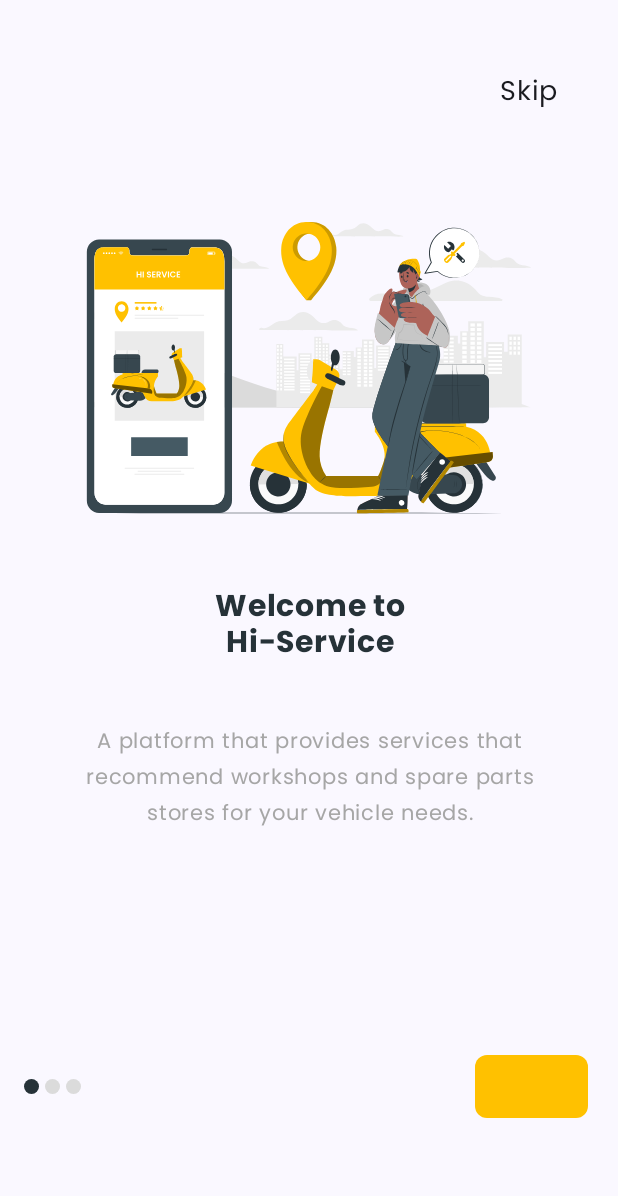
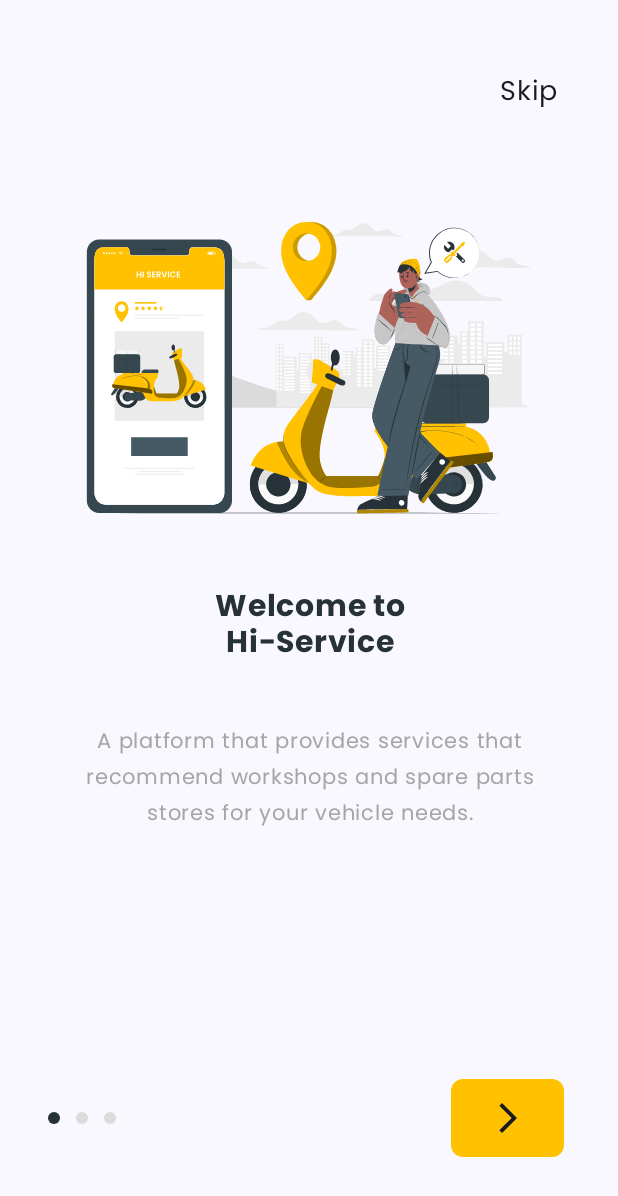
Before and after one commit to rickyeeez/HiService_, an Android app built with Jetpack Compose: the screen it shows after launch (MainActivity), on a phone screen of 412 x 824 dp. Shown: the top 1196 px of the screen. Run offline under Robolectric (Android 15) with nearby library versions, the phone set to English and light mode, and no system bars; our stand-ins replace accompanist; libraries missing offline, so code that uses them is left out: com.google.android.gms.

Commit message:
Fixed Slide Screen

```diff
--- a/app/src/main/java/com/hiservice/mobile/MainActivity.kt
+++ b/app/src/main/java/com/hiservice/mobile/MainActivity.kt
@@ -6,19 +6,21 @@ import android.view.View
 import android.view.WindowManager
 import androidx.activity.ComponentActivity
 import androidx.activity.compose.setContent
-import androidx.compose.foundation.layout.Column
 import androidx.compose.foundation.layout.fillMaxSize
 import androidx.compose.material3.MaterialTheme
 import androidx.compose.material3.Surface
 import androidx.compose.runtime.Composable
+import androidx.compose.runtime.getValue
 import androidx.compose.ui.Modifier
 import androidx.compose.ui.tooling.preview.Preview
-import androidx.compose.ui.unit.dp
-import com.hiservice.mobile.screen.on_board.DotsIndicator
-import com.hiservice.mobile.screen.on_board.OnBoardingField
-import com.hiservice.mobile.screen.on_board.OnBoardingTop
+import androidx.navigation.NavHostController
+import androidx.navigation.compose.NavHost
+import androidx.navigation.compose.composable
+import androidx.navigation.compose.currentBackStackEntryAsState
+import androidx.navigation.compose.rememberNavController
 import com.hiservice.mobile.screen.on_board.OnBoardingScreen
 import com.hiservice.mobile.ui.theme.HiServiceTheme
+import com.services.finalsubmissionjetpackcompose.ui.navigation.Screen
 
 class MainActivity : ComponentActivity() {
     override fun onCreate(savedInstanceState: Bundle?) {
@@ -38,15 +40,28 @@ class MainActivity : ComponentActivity() {
                     modifier = Modifier.fillMaxSize(),
                     color = MaterialTheme.colorScheme.background
                 ) {
-                    Column {
-                        OnBoardingScreen()
-                    }
-
+                    HiService()
                 }
             }
         }
     }
 }
+@Composable
+fun HiService(
+    modifier: Modifier = Modifier,
+    navController: NavHostController = rememberNavController(),
+    ) {
+    val navBackStackEntry by navController.currentBackStackEntryAsState()
+        NavHost(
+            navController = navController,
+            startDestination = Screen.OnBoard.route
+        ) {
+            composable(Screen.OnBoard.route) {
+                OnBoardingScreen()
+            }
+        }
+    }
+
 
 
 
--- a/app/src/main/java/com/hiservice/mobile/screen/on_board/onBoardingScreen.kt
+++ b/app/src/main/java/com/hiservice/mobile/screen/on_board/onBoardingScreen.kt
@@ -1,10 +1,13 @@
 package com.hiservice.mobile.screen.on_board
 
+import android.service.autofill.OnClickAction
+import android.util.Log
 import androidx.compose.animation.ExperimentalAnimationApi
 import androidx.compose.foundation.ExperimentalFoundationApi
 import androidx.compose.foundation.Image
 import androidx.compose.foundation.background
 import androidx.compose.foundation.border
+import androidx.compose.foundation.clickable
 import androidx.compose.foundation.layout.Arrangement
 import androidx.compose.foundation.layout.Box
 import androidx.compose.foundation.layout.Column
@@ -60,13 +63,12 @@ import kotlinx.coroutines.launch
 @Composable
 fun OnBoardingScreen() {
     val state = rememberPagerState { 3 }
-    val animationScope = rememberCoroutineScope()
     val pageList = listOf(
         OnBoardingPage.First,
         OnBoardingPage.Second,
         OnBoardingPage.Third
     )
-
+    val coroutineScope = rememberCoroutineScope()
     Column(modifier = Modifier.fillMaxSize()) {
         HorizontalPager(
             modifier = Modifier
@@ -75,34 +77,81 @@ fun OnBoardingScreen() {
         ) { page ->
             Column {
                 if(page != 0){
-                    OnBoardingTop(isBack = true, isSkip = true)
+                    OnBoardingTop(isBack = true, isSkip = true,onClick = {
+                        coroutineScope.launch {
+                            state.animateScrollToPage(page = state.currentPage - 1)
+                        }
+                    }, onSkipClick = {
+                        coroutineScope.launch {
+                            state.animateScrollToPage(page = 2)
+                        }
+                    })
                     OnBoardingField(OnBoardingPage = pageList[page])
                 }else{
-                    OnBoardingTop(isSkip = true)
+                    OnBoardingTop(isSkip = true, onClick = {
+                        coroutineScope.launch {
+                            state.animateScrollToPage(page = state.currentPage - 1)
+                        }
+                    },onSkipClick = {
+                        coroutineScope.launch {
+                            state.animateScrollToPage(page = 2)
+                        }
+                    })
                     OnBoardingField(OnBoardingPage = pageList[page])
                 }
 
             }
         }
-
         Row(
             modifier = Modifier
                 .fillMaxWidth()
-                .padding(16.dp), // Add padding for spacing
+                .padding(32.dp), // Add padding for spacing
             horizontalArrangement = Arrangement.SpaceBetween,
             verticalAlignment = Alignment.CenterVertically
         ) {
-            DotsIndicator(totalDots = 3, selectedIndex = state.currentPage, dotSize = 10.dp)
-            Box(
-                modifier = Modifier
-                    .height(50.dp)
-                    .padding(4.dp)
-                    .width(75.dp)
-                    .clip(RoundedCornerShape(8.dp))
-                    .background(Color(0xFFFFC100)),
-                    ) {
+            DotsIndicator(totalDots = 3, selectedIndex = state.currentPage, dotSize = 8.dp)
+            if (state.currentPage != 2){
+                Box(
+                    modifier = Modifier
+                        .height(60.dp)
+                        .padding(4.dp)
+                        .width(75.dp)
+                        .clip(RoundedCornerShape(8.dp))
+                        .background(Color(0xFFFFC100))
+                        .clickable {
+                            coroutineScope.launch {
+                                state.animateScrollToPage(page = state.currentPage + 1)
+                            }
+                        },
+                    Alignment.Center) {
+                    Icon(painter = painterResource(id = R.drawable.next_btn), contentDescription = "Btn Next")
+                }
+            }else{
+                Box(
+                    modifier = Modifier
+                        .height(60.dp)
+                        .padding(4.dp)
+                        .width(150.dp)
+                        .clip(RoundedCornerShape(15.dp))
+                        .background(Color(0xFFFFC100))
+                        .clickable {
+                            coroutineScope.launch {
+                                state.animateScrollToPage(page = state.currentPage + 1)
+                            }
+                        },
+                    Alignment.Center) {
+                    Text(
+                        text = "Get Started",
+                        fontFamily = FontFamily(Font(R.font.poppins_regular)),
+                        fontWeight = FontWeight.Medium,
+                        fontSize = 18.sp,
+                        textAlign = TextAlign.Center,
+                        modifier = Modifier.clickable {
+                        }
+                    )
+                }
+            }
 
-            }
         }
     }
 }
@@ -141,22 +190,24 @@ fun DotsIndicator(
                 size = dotSize
             )
             if (index != totalDots - 1) {
-                Spacer(modifier = Modifier.padding(horizontal = 2.dp))
+                Spacer(modifier = Modifier.padding(horizontal = 5.dp))
             }
         }
     }
 }
 @Composable
-fun OnBoardingTop(modifier: Modifier = Modifier, isBack : Boolean = false, isSkip : Boolean = false) {
+fun OnBoardingTop(modifier: Modifier = Modifier,onClick: ()-> Unit, onSkipClick: ()-> Unit = {}, isBack : Boolean = false, isSkip : Boolean = false) {
     Column {
         Spacer(modifier = modifier.width(40.dp))
         Row(modifier = modifier
             .fillMaxWidth()
-            .height(120.dp).padding(all = 40.dp), horizontalArrangement = Arrangement.SpaceBetween, verticalAlignment = Alignment.CenterVertically){
+            .height(120.dp)
+            .padding(all = 40.dp), horizontalArrangement = Arrangement.SpaceBetween, verticalAlignment = Alignment.CenterVertically){
             if(isBack){
                 Icon(
                     painter = painterResource(R.drawable.back_btn),
-                    contentDescription = stringResource(id = R.string.bus_content_description)
+                    contentDescription = stringResource(id = R.string.bus_content_description),
+                    modifier = modifier.clickable { onClick.invoke() }
                 )
 
             }else{
@@ -169,7 +220,10 @@ fun OnBoardingTop(modifier: Modifier = Modifier, isBack : Boolean = false, isSki
                     fontFamily = FontFamily(Font(R.font.poppins_regular)),
                     fontWeight = FontWeight.Medium,
                     fontSize = 18.sp,
-                    textAlign = TextAlign.Center
+                    textAlign = TextAlign.Center,
+                    modifier = modifier.clickable {
+                        onSkipClick.invoke()
+                    }
                 )
             }else{
                 Spacer(modifier = modifier.width(0.dp))
@@ -179,7 +233,9 @@ fun OnBoardingTop(modifier: Modifier = Modifier, isBack : Boolean = false, isSki
 }
 @Composable
 fun OnBoardingField(modifier: Modifier = Modifier,OnBoardingPage : OnBoardingPage){
-            Column(modifier = modifier.fillMaxWidth().fillMaxHeight(0.8f), horizontalAlignment = Alignment.CenterHorizontally) {
+            Column(modifier = modifier
+                .fillMaxWidth()
+                .fillMaxHeight(0.8f), horizontalAlignment = Alignment.CenterHorizontally) {
                 Box(modifier = modifier
                     .width(300.dp)
                     .height(250.dp)){
@@ -218,6 +274,5 @@ fun OnBoardingField(modifier: Modifier = Modifier,OnBoardingPage : OnBoardingPag
 fun GreetingPreview() {
     HiServiceTheme {
         OnBoardingScreen()
-
     }
 }
--- a/app/src/main/java/com/hiservice/mobile/screen/on_board/onBoardingViewModel.kt
+++ /dev/null
@@ -1,4 +0,0 @@
-package com.hiservice.mobile.screen.on_board
-
-class onBoardingViewModel {
-}
--- /dev/null
+++ b/app/src/main/res/drawable/next_btn.xml
@@ -0,0 +1,5 @@
+<vector android:autoMirrored="true" android:height="24dp"
+    android:tint="#000000" android:viewportHeight="24"
+    android:viewportWidth="24" android:width="24dp" xmlns:android="http://schemas.android.com/apk/res/android">
+    <path android:fillColor="@android:color/white" android:pathData="M6.23,20.23l1.77,1.77l10,-10l-10,-10l-1.77,1.77l8.23,8.23z"/>
+</vector>
```
